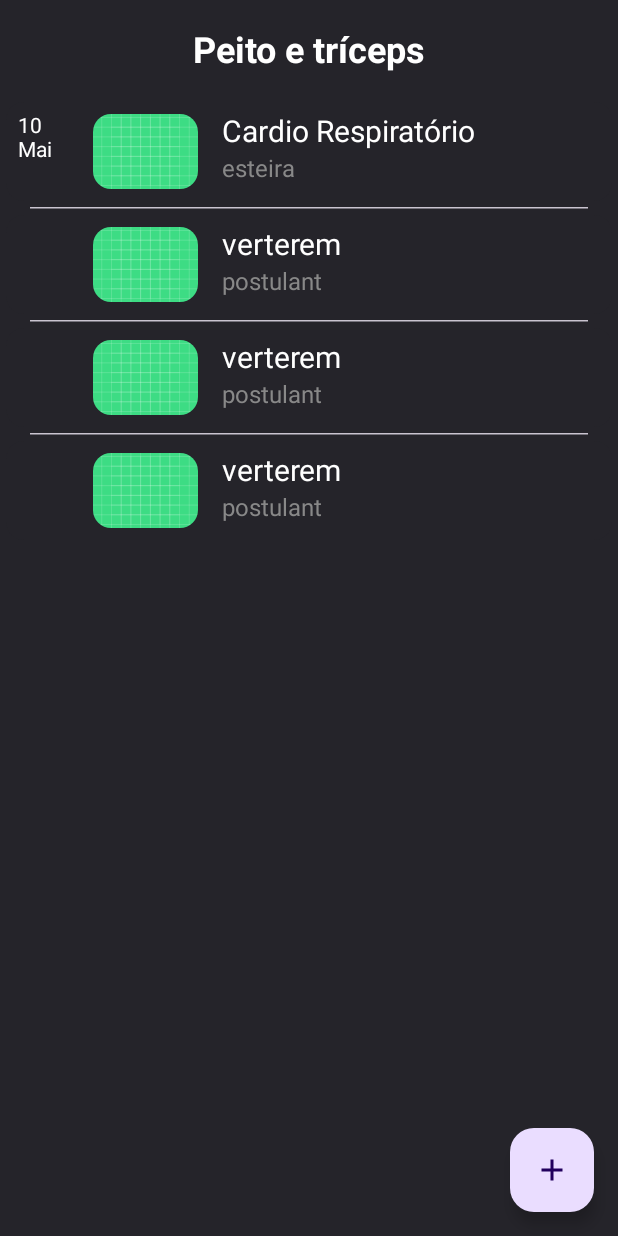
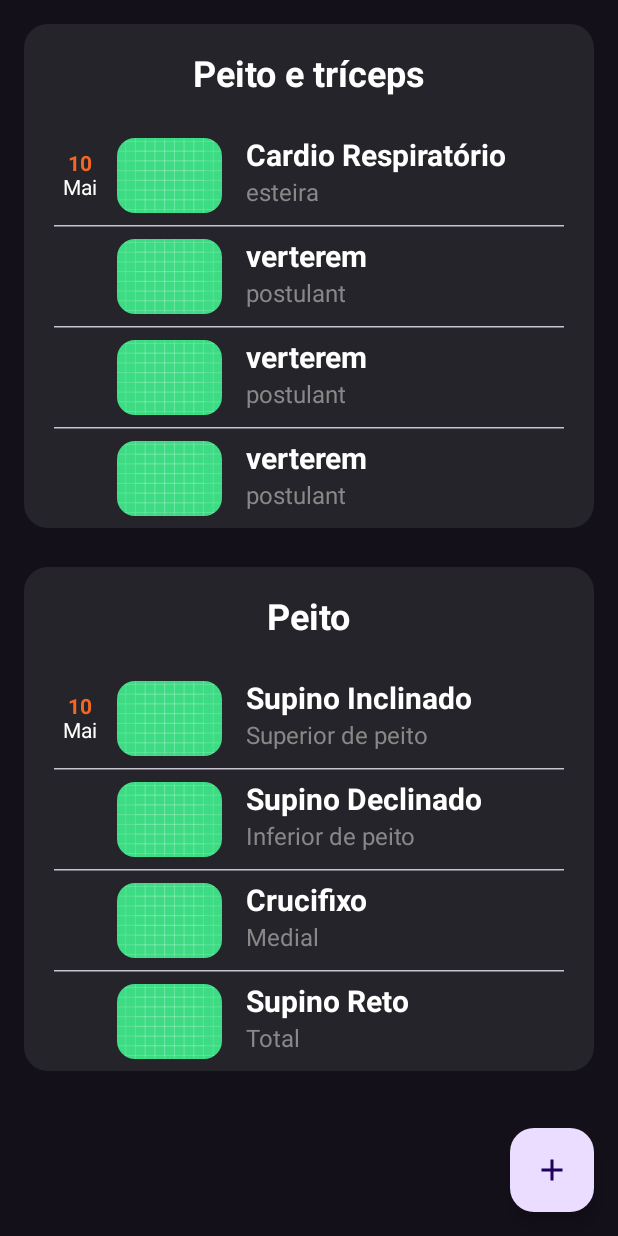
Before and after one commit to xcaiomelox/LealAppsChallenge, an Android app built with Jetpack Compose: the @Preview function TrainingListScreenPreview, on a phone screen of 412 x 824 dp. Run offline under Robolectric (Android 15) with nearby library versions, the phone set to English and light mode, and no system bars; our stand-ins replace Room's generated code, constraintlayout-compose.

Commit message:
Fixing some ui issues

```diff
--- a/app/src/main/java/com/lealapps/bodygrowth/feature/addEditTraining/addEditExercise/AddEditExerciseScreen.kt
+++ b/app/src/main/java/com/lealapps/bodygrowth/feature/addEditTraining/addEditExercise/AddEditExerciseScreen.kt
@@ -6,6 +6,7 @@ import androidx.activity.result.contract.ActivityResultContracts
 import androidx.compose.foundation.background
 import androidx.compose.foundation.clickable
 import androidx.compose.foundation.layout.Column
+import androidx.compose.foundation.layout.fillMaxHeight
 import androidx.compose.foundation.layout.fillMaxWidth
 import androidx.compose.foundation.layout.padding
 import androidx.compose.foundation.layout.size
@@ -38,6 +39,7 @@ fun AddEditExerciseScreen(
             .fillMaxWidth()
             .verticalScroll(rememberScrollState())
             .background(colorResource(id = R.color.gray_itemCard))
+            .padding(top = 0.dp)
     ) {
         ExerciseImage(imageURL = state.editedExercise.image, actions.onImageChanged)
         TextField(
--- a/app/src/main/java/com/lealapps/bodygrowth/feature/trainingList/TrainingListScreen.kt
+++ b/app/src/main/java/com/lealapps/bodygrowth/feature/trainingList/TrainingListScreen.kt
@@ -1,16 +1,13 @@
 package com.lealapps.bodygrowth.feature.trainingList
 
 import androidx.compose.foundation.background
-import androidx.compose.foundation.layout.Spacer
 import androidx.compose.foundation.layout.fillMaxSize
-import androidx.compose.foundation.layout.height
 import androidx.compose.foundation.layout.padding
 import androidx.compose.foundation.lazy.LazyColumn
 import androidx.compose.foundation.lazy.itemsIndexed
 import androidx.compose.material.icons.Icons
 import androidx.compose.material.icons.filled.Add
 import androidx.compose.material3.FloatingActionButton
-import androidx.compose.material3.HorizontalDivider
 import androidx.compose.material3.Icon
 import androidx.compose.material3.Scaffold
 import androidx.compose.runtime.Composable
@@ -18,7 +15,6 @@ import androidx.compose.ui.Modifier
 import androidx.compose.ui.graphics.Color
 import androidx.compose.ui.res.colorResource
 import androidx.compose.ui.tooling.preview.Preview
-import androidx.compose.ui.unit.dp
 import com.lealapps.bodygrowth.R
 import com.lealapps.bodygrowth.core.domain.model.Exercise
 import com.lealapps.bodygrowth.core.domain.model.Training
@@ -46,17 +42,9 @@ fun TrainingListScreen(
             modifier = Modifier
                 .fillMaxSize()
                 .padding(it)
-                .background(colorResource(id = R.color.gray_itemCard))
+                .background(colorResource(id = R.color.gray_backgroundScreen))
         ) {
-            itemsIndexed(state.itemList) { index, training ->
-                if (index > 0) {
-                    Spacer(modifier = Modifier.height(4.dp))
-                    HorizontalDivider(
-                        thickness = 1.dp,
-                        modifier = Modifier.padding(horizontal = 16.dp)
-                    )
-                    Spacer(modifier = Modifier.height(4.dp))
-                }
+            itemsIndexed(state.itemList) { _, training ->
                 TrainingCard(
                     training = training,
                     onClickTraining = { trainingId -> actions.onClickTraining.invoke(trainingId) },
@@ -92,12 +80,34 @@ private fun TrainingListScreenPreview() {
                         Exercise(title = "verterem", image = "eum", description = "postulant"),
                         Exercise(title = "verterem", image = "eum", description = "postulant"),
                     )
+                ),
+                Training(
+                    id = null,
+                    title = "Peito",
+                    description = null,
+                    date = Timestamp.valueOf("2000-05-10 12:00:00"),
+                    isDone = false,
+                    exercises = listOf(
+                        Exercise(
+                            title = "Supino Inclinado",
+                            image = "eum",
+                            description = "Superior de peito"
+                        ),
+                        Exercise(
+                            title = "Supino Declinado",
+                            image = "eum",
+                            description = "Inferior de peito"
+                        ),
+                        Exercise(title = "Crucifixo", image = "eum", description = "Medial"),
+                        Exercise(title = "Supino Reto", image = "eum", description = "Total"),
+                    )
+                ),
+
                 )
-            )
         ),
         actions = TrainingListActions(
             onClickFab = {},
-            onClickExercise = { _,_ -> },
+            onClickExercise = { _, _ -> },
             onClickTraining = {}
         ),
     )
--- a/app/src/main/java/com/lealapps/bodygrowth/feature/trainingList/components/ExerciseCard.kt
+++ b/app/src/main/java/com/lealapps/bodygrowth/feature/trainingList/components/ExerciseCard.kt
@@ -1,6 +1,6 @@
 package com.lealapps.bodygrowth.feature.trainingList.components
 
-import androidx.compose.foundation.background
+import androidx.compose.foundation.layout.Arrangement
 import androidx.compose.foundation.layout.Column
 import androidx.compose.foundation.layout.Row
 import androidx.compose.foundation.layout.fillMaxWidth
@@ -11,6 +11,7 @@ import androidx.compose.foundation.layout.wrapContentHeight
 import androidx.compose.foundation.shape.RoundedCornerShape
 import androidx.compose.material3.Text
 import androidx.compose.runtime.Composable
+import androidx.compose.ui.Alignment
 import androidx.compose.ui.Modifier
 import androidx.compose.ui.draw.clip
 import androidx.compose.ui.graphics.Color
@@ -18,6 +19,7 @@ import androidx.compose.ui.layout.ContentScale
 import androidx.compose.ui.res.colorResource
 import androidx.compose.ui.res.painterResource
 import androidx.compose.ui.text.TextStyle
+import androidx.compose.ui.text.font.FontWeight
 import androidx.compose.ui.tooling.preview.Preview
 import androidx.compose.ui.unit.dp
 import androidx.compose.ui.unit.sp
@@ -39,20 +41,25 @@ fun ExerciseCard(
             .fillMaxWidth()
             .wrapContentHeight()
             .clip(RoundedCornerShape(12.dp))
-            .background(colorResource(id = R.color.gray_itemCard))
             .padding(8.dp)
     ) {
         Column(
             modifier = Modifier
                 .height(50.dp)
-                .width(50.dp)
+                .width(50.dp),
+            horizontalAlignment = Alignment.CenterHorizontally,
+            verticalArrangement = Arrangement.Center
         ) {
 
             if (timestamp != null) {
-                Text(text = "${timestamp.date}", style = TextStyle(Color.White))
+                Text(
+                    text = "${timestamp.date}",
+                    style = TextStyle(colorResource(id = R.color.dayMonth_color)),
+                    fontWeight = FontWeight.Bold
+                )
                 Text(
                     text = timestamp.month.toExtendedMonth().take(3),
-                    style = TextStyle(Color.White)
+                    style = TextStyle(Color.White),
                 )
             }
         }
@@ -63,6 +70,7 @@ fun ExerciseCard(
             val (title, image, description) = createRefs()
             Text(
                 text = exercise.title,
+                fontWeight = FontWeight.Bold,
                 fontSize = 20.sp,
                 style = TextStyle(Color.White),
                 modifier = Modifier.constrainAs(title) {
--- a/app/src/main/java/com/lealapps/bodygrowth/feature/trainingList/components/ExerciseList.kt
+++ b/app/src/main/java/com/lealapps/bodygrowth/feature/trainingList/components/ExerciseList.kt
@@ -2,8 +2,6 @@ package com.lealapps.bodygrowth.feature.trainingList.components
 
 import androidx.compose.foundation.clickable
 import androidx.compose.foundation.layout.Column
-import androidx.compose.foundation.layout.Spacer
-import androidx.compose.foundation.layout.height
 import androidx.compose.foundation.layout.padding
 import androidx.compose.material3.HorizontalDivider
 import androidx.compose.runtime.Composable
@@ -12,6 +10,7 @@ import androidx.compose.ui.tooling.preview.Preview
 import androidx.compose.ui.unit.dp
 import com.lealapps.bodygrowth.core.domain.model.Exercise
 import com.lealapps.bodygrowth.core.domain.model.Training
+import java.sql.Timestamp
 
 @Composable
 fun ExerciseList(
@@ -22,21 +21,44 @@ fun ExerciseList(
     training.exercises.forEachIndexed { index, exercise ->
         Column(
             modifier = modifier
-                .padding(horizontal = 4.dp)
+                .padding(horizontal = 4.dp, vertical = 0.dp)
         ) {
             if (index > 0) {
-                Spacer(modifier = Modifier.height(4.dp))
                 HorizontalDivider(
                     thickness = 1.dp,
                     modifier = Modifier.padding(horizontal = 16.dp)
                 )
-                Spacer(modifier = Modifier.height(4.dp))
             }
             ExerciseCard(
                 exercise = exercise,
                 timestamp = if (index == 0) training.date else null,
-                modifier = Modifier.clickable { onClick.invoke(exercise) }
+                modifier = Modifier
+                    .clickable { onClick.invoke(exercise) }
+
             )
         }
     }
 }
+
+@Preview
+@Composable
+private fun ExerciseListPreview() {
+    ExerciseList(
+        training = Training(
+            id = null,
+            title = "Peito e tríceps",
+            description = "Peito e bíceps",
+            date = Timestamp.valueOf("2000-05-10 12:00:00"),
+            isDone = false,
+            exercises = listOf(
+                Exercise(
+                    title = "Cardio Respiratório",
+                    image = "eum",
+                    description = "esteira"
+                ),
+            )
+        )
+    ) {
+
+    }
+}
--- a/app/src/main/res/values/colors.xml
+++ b/app/src/main/res/values/colors.xml
@@ -10,4 +10,5 @@
     <color name="gray_itemCard">#25242A</color>
     <color name="gray_backgroundScreen">#14101A</color>
     <color name="background_buttomDate">#E7E0EC</color>
+    <color name="dayMonth_color">#F36623</color>
 </resources>
```
Also changed, not shown: app/src/main/java/com/lealapps/bodygrowth/feature/trainingList/components/TrainingCard.kt (+12 -4 lines).
